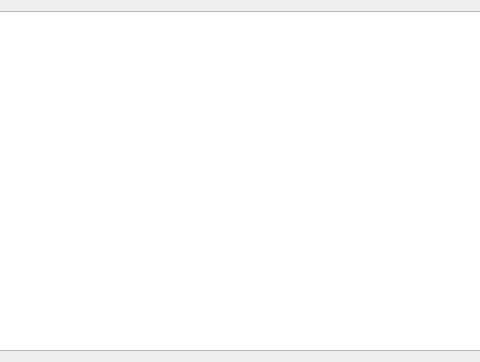
The window that examples/03_typetable/dialog.ui (juangburgos/QUaServerWidgets) describes before a commit, drawn with Qt 5; both pictures show x 134 to 614 and y 0 to 362 of the 748 by 362 pixel window.
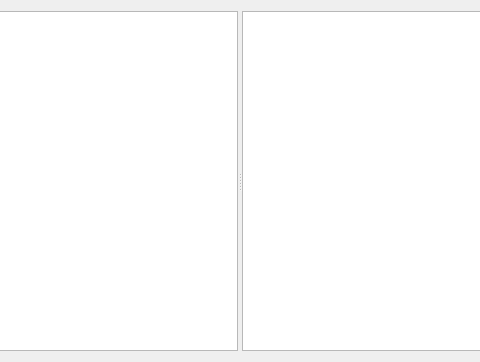
The same window after the commit. Custom widgets are drawn as their Qt base class.

Commit message: Refactored and started with QUaCategoryModel

Diff of the .ui file:
```diff
--- a/examples/03_typetable/dialog.ui
+++ b/examples/03_typetable/dialog.ui
@@ -15,7 +15,13 @@
   </property>
   <layout class="QHBoxLayout" name="horizontalLayout">
    <item>
-    <widget class="QUaNodeTableView" name="tableView"/>
+    <widget class="QSplitter" name="splitter">
+     <property name="orientation">
+      <enum>Qt::Horizontal</enum>
+     </property>
+     <widget class="QUaNodeTableView" name="tableViewTypes"/>
+     <widget class="QUaCategoryTreeView" name="treeViewCategories"/>
+    </widget>
    </item>
   </layout>
  </widget>
@@ -25,6 +31,11 @@
    <extends>QTableView</extends>
    <header>dialog.h</header>
   </customwidget>
+  <customwidget>
+   <class>QUaCategoryTreeView</class>
+   <extends>QTreeView</extends>
+   <header>dialog.h</header>
+  </customwidget>
  </customwidgets>
  <resources/>
  <connections/>
```
The commit also changes 17 other files.
